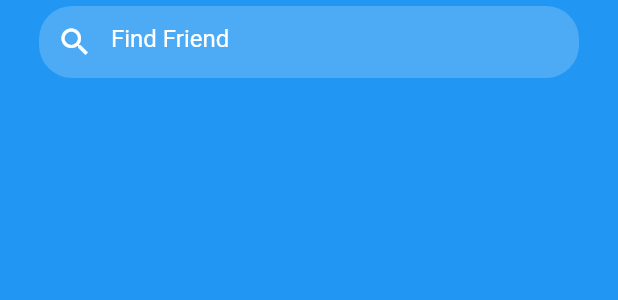
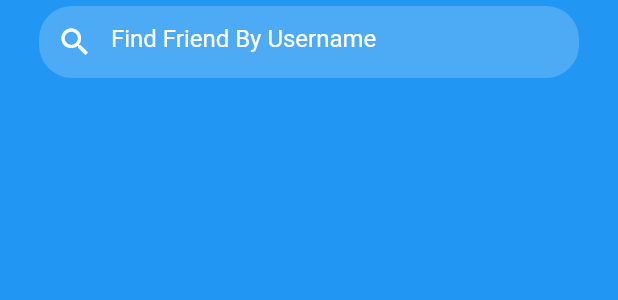
Before and after one commit to tedlasai/fast_swap, a Flutter app: the CustomSearchBar widget shown alone on an empty page, opened directly, on a phone screen of 412 x 824 dp. Shown: the top 300 px of the screen. Run offline on Flutter 3.47's test engine with Material 2 defaults, Android fonts, the phone set to English and light mode, and no system bars; our stand-ins replace bloc, cloud_firestore, equatable, firebase_auth, flutter_bloc, flutter_conditional_rendering and 3 more; missing offline and left inert: flutter_facebook_login; accounts and stored records are empty.

Commit message:
Got Search Working wiht List, also added usernameLowercase to model

```diff
--- a/lib/search_bloc/search_state.dart
+++ b/lib/search_bloc/search_state.dart
@@ -1,4 +1,5 @@
 import 'package:equatable/equatable.dart';
+import 'package:fastswap/usersLib/users_repository.dart';
 
 abstract class SearchState extends Equatable {
   const SearchState(this.hasQuery, this.query);
@@ -10,20 +11,27 @@ abstract class SearchState extends Equatable {
   List<Object> get props => [hasQuery, query];
 
   @override
-  String toString() =>
-      'SearchState { hasQuery: $hasQuery, displayName:$query }';
+  String toString() => 'SearchState { hasQuery: $hasQuery, query:$query }';
 }
 
 class Uninitialized extends SearchState {
   const Uninitialized() : super(false, '');
 }
 
-class HasSearchString extends SearchState {
-  const HasSearchString() : super(false, '');
+class HasSearchStringAndResults extends SearchState {
+  final List<User> usersMatched;
 
-  const HasSearchString.query(query) : super(true, query);
+  //final int numUsersMatched;
+
+  const HasSearchStringAndResults(this.usersMatched) : super(true, '');
+
+  const HasSearchStringAndResults.queryAndResults(query, this.usersMatched)
+      : super(true, query);
+
+  @override
+  String toString() => 'HasSearchStrings { hasQuery: $hasQuery, query:$query }';
 }
 
-class NoSearchString extends SearchState {
-  const NoSearchString() : super(false, '');
+class NoSearchStringAndNoResults extends SearchState {
+  const NoSearchStringAndNoResults() : super(false, '');
 }
--- a/lib/userGetData_bloc/bloc/userGetData_event.dart
+++ b/lib/userGetData_bloc/bloc/userGetData_event.dart
@@ -24,34 +24,38 @@ class UserGetDataStart extends UserGetDataEvent {
   List<Object> get props => [uid];
 }
 
-class UserGetDataUsernameChanged extends UserGetDataEvent {
+class UserGetDataChanged extends UserGetDataEvent {
   final String username;
+  final String whatsapp;
 
-  const UserGetDataUsernameChanged({@required this.username});
+  const UserGetDataChanged({this.username, this.whatsapp});
 
   @override
-  List<Object> get props => [username];
+  List<Object> get props => [username, whatsapp];
 
   @override
-  String toString() => 'UsernameChanged { username :$username }';
+  String toString() =>
+      'DataChanged { username :$username, whatsapp: $whatsapp }';
 }
 
 class UserGetDataSubmitted extends UserGetDataEvent {
   final String username;
+  final String whatsapp;
   final String displayName;
   final String uid;
 
   const UserGetDataSubmitted(
       {@required this.username,
       @required this.uid,
-      @required this.displayName});
+      @required this.displayName,
+      @required this.whatsapp});
 
   @override
-  List<Object> get props => [username, uid, displayName];
+  List<Object> get props => [username, whatsapp, uid, displayName];
 
   @override
   String toString() {
-    return 'Submitted { displayName: $displayName, username: $username, uid: $uid}';
+    return 'Submitted { displayName: $displayName, username: $username, uid: $uid, whatsapp: $whatsapp}';
   }
 }
 
--- a/lib/userGetData_bloc/bloc/userGetData_state.dart
+++ b/lib/userGetData_bloc/bloc/userGetData_state.dart
@@ -11,9 +11,11 @@ class UserGetDataState {
   final String userEmail;
   final String username;
   final String uid;
+  final String whatsapp;
+  final String isWhatsappValid;
 
   bool get isFormValid =>
-      isUsernameValid == "VALID" && isUsernameValid == "VALID";
+      isUsernameValid == "VALID" && isWhatsappValid == "VALID";
 
   String errorMessage() {
     if (isUsernameValid != "VALID") {
@@ -32,7 +34,9 @@ class UserGetDataState {
       this.isUsernameValid,
       this.userEmail,
       this.username,
-      this.uid});
+      this.uid,
+      this.whatsapp,
+      this.isWhatsappValid});
 
   factory UserGetDataState.empty() {
     return UserGetDataState(
@@ -46,9 +50,13 @@ class UserGetDataState {
   }
 
   UserGetDataState update(
-      {String isUsernameValid, String username, String uid}) {
+      {String isUsernameValid,
+      String isWhatsappValid,
+      String username,
+      String uid}) {
     return copyWith(
       isUsernameValid: isUsernameValid,
+      isWhatsappValid: isWhatsappValid,
       username: username,
       uid: uid,
       hasUserData: false,
@@ -72,6 +80,7 @@ class UserGetDataState {
   factory UserGetDataState.success() {
     return UserGetDataState(
       isUsernameValid: "VALID",
+      isWhatsappValid: "VALID",
       isSubmitting: false,
       hasUserData: true,
       hasLoadedUser: true,
@@ -83,6 +92,7 @@ class UserGetDataState {
   factory UserGetDataState.loadedUser() {
     return UserGetDataState(
       isUsernameValid: "VALID",
+      isWhatsappValid: "VALID",
       isSubmitting: false,
       hasUserData: false,
       hasLoadedUser: true,
@@ -94,6 +104,7 @@ class UserGetDataState {
   factory UserGetDataState.loading() {
     return UserGetDataState(
       isUsernameValid: "VALID",
+      isWhatsappValid: "VALID",
       isSubmitting: true,
       hasUserData: false,
       hasLoadedUser: true,
@@ -104,6 +115,8 @@ class UserGetDataState {
 
   UserGetDataState copyWith({
     String isUsernameValid,
+    String whatsapp,
+    String isWhatsappValid,
     String uid,
     String username,
     bool isSubmitEnabled,
@@ -117,6 +130,7 @@ class UserGetDataState {
       username: username ?? this.username,
       uid: uid ?? this.uid,
       isUsernameValid: isUsernameValid ?? this.isUsernameValid,
+      isWhatsappValid: isWhatsappValid ?? this.isWhatsappValid,
       isSubmitting: isSubmitting ?? this.isSubmitting,
       hasUserData: hasUserData ?? this.hasUserData,
       hasLoadedUser: hasLoadedUser ?? this.hasLoadedUser,
@@ -131,6 +145,7 @@ class UserGetDataState {
       hasUserData: $hasUserData,
       hasLoadedUser: $hasLoadedUser,
       isUsernameValid: $isUsernameValid,
+      isWhatsappValid: $isWhatsappValid,
       isSubmitting: $isSubmitting,
       isSuccess: $isSuccess,
       isFailure: $isFailure
--- a/lib/usersLib/src/entities/user_entity.dart
+++ b/lib/usersLib/src/entities/user_entity.dart
@@ -16,6 +16,7 @@ class UserEntity extends Equatable {
   final String snapchat;
   final String uid;
   final String username;
+  final String usernameLowercase;
   final List<String> usernameSearchTerms;
   final String whatsapp;
 
@@ -27,6 +28,7 @@ class UserEntity extends Equatable {
       String snapchat,
       @required String uid,
       String username,
+      String usernameLowercase,
       List<String> usernameSearchTerms,
       String whatsapp})
       : displayName = displayName ?? "",
@@ -36,7 +38,8 @@ class UserEntity extends Equatable {
         snapchat = snapchat ?? "",
         uid = uid,
         username = username ?? "",
-        usernameSearchTerms = usernameSearchTerms ?? setSearchParam(username),
+        usernameLowercase = toLower(username),
+        usernameSearchTerms = setSearchParam(usernameLowercase),
         whatsapp = whatsapp ?? "";
 
   Map<String, Object> toJson() {
@@ -48,6 +51,7 @@ class UserEntity extends Equatable {
       "snapchat": snapchat,
       "uid": uid,
       "username": username,
+      "usernameLowercase": usernameLowercase,
       "usernameSearchTerms": usernameSearchTerms,
       "whatsapp": whatsapp,
     };
@@ -62,13 +66,14 @@ class UserEntity extends Equatable {
         snapchat,
         uid,
         username,
+        usernameLowercase,
         usernameSearchTerms,
         whatsapp
       ];
 
   @override
   String toString() {
-    return 'UserEntity {  displayName: $displayName email: $email, instagram: $instagram, phoneNumber: $phoneNumber, snapchat: $snapchat,   uid: $uid , username: $username, usernameSearchTerms: $usernameSearchTerms, whatsapp: $whatsapp,}';
+    return 'UserEntity {  displayName: $displayName email: $email, instagram: $instagram, phoneNumber: $phoneNumber, snapchat: $snapchat,   uid: $uid , username: $username, usernameLowercase: $usernameLowercase, usernameSearchTerms: $usernameSearchTerms, whatsapp: $whatsapp,}';
   }
 
   static UserEntity fromJson(Map<String, Object> json) {
@@ -80,6 +85,7 @@ class UserEntity extends Equatable {
       snapchat: json["snapchat"] as String,
       uid: json["uid"] as String,
       username: json["username"] as String,
+      usernameLowercase: json["usernameLowercase"] as String,
       usernameSearchTerms: json["usernameSearchTerms"] as List<String>,
       whatsapp: json["whatsapp"] as String,
     );
@@ -97,6 +103,7 @@ class UserEntity extends Equatable {
       snapchat: snap.data['snapchat'],
       uid: snap.documentID,
       username: snap.data['username'],
+      usernameLowercase: snap.data['usernameLowercase'],
       usernameSearchTerms: usernameSearchTermsString,
       whatsapp: snap.data['whatsapp'],
     );
@@ -110,6 +117,7 @@ class UserEntity extends Equatable {
       "phoneNumber": phoneNumber,
       "snapchat": snapchat,
       "username": username,
+      "usernameLowercase": usernameLowercase,
       "usernameSearchTerms": usernameSearchTerms,
       "whatsapp": whatsapp,
     };
--- a/lib/usersLib/src/helpers.dart
+++ b/lib/usersLib/src/helpers.dart
@@ -11,3 +11,11 @@ List<String> setSearchParam(String username) {
     return null;
   }
 }
+
+String toLower(String username) {
+  if (username != null) {
+    return username.toLowerCase();
+  } else {
+    return null;
+  }
+}
--- a/lib/usersLib/src/models/user.dart
+++ b/lib/usersLib/src/models/user.dart
@@ -11,6 +11,7 @@ class User {
   final String snapchat;
   final String uid;
   final String username;
+  final String usernameLowercase;
   final List<String> usernameSearchTerms;
   final String whatsapp;
 
@@ -23,6 +24,7 @@ class User {
       @required String uid,
       String username,
       List<String> usernameSearchTerms,
+      String usernameLowercase,
       String whatsapp})
       : displayName = displayName ?? "",
         email = email ?? "",
@@ -31,7 +33,8 @@ class User {
         snapchat = snapchat ?? "",
         uid = uid,
         username = username ?? "",
-        usernameSearchTerms = usernameSearchTerms ?? setSearchParam(username),
+        usernameLowercase = toLower(username),
+        usernameSearchTerms = setSearchParam(usernameLowercase),
         whatsapp = whatsapp ?? "";
 
   User copyWith(
@@ -42,6 +45,7 @@ class User {
       String snapchat,
       String uid,
       String username,
+      String usernameLowercase,
       List<String> usernameSearchTerms,
       String whatsapp}) {
     return User(
@@ -52,6 +56,7 @@ class User {
         snapchat: snapchat ?? this.snapchat,
         uid: uid ?? this.uid,
         username: username ?? this.username,
+        usernameLowercase: usernameLowercase ?? this.usernameLowercase,
         usernameSearchTerms: usernameSearchTerms ?? this.usernameSearchTerms,
         whatsapp: whatsapp ?? this.whatsapp);
   }
@@ -65,6 +70,7 @@ class User {
       snapchat.hashCode ^
       uid.hashCode ^
       username.hashCode ^
+      usernameLowercase.hashCode ^
       usernameSearchTerms.hashCode ^
       whatsapp.hashCode;
 
@@ -84,7 +90,7 @@ class User {
 
   @override
   String toString() {
-    return 'User{displayName: $displayName, email: $email, instagram: $instagram, phoneNumber: $phoneNumber, snapchat: $snapchat,   uid: $uid , username: $username, usernameSearchTerms: $usernameSearchTerms, whatsapp: $whatsapp,}';
+    return 'User{displayName: $displayName, email: $email, instagram: $instagram, phoneNumber: $phoneNumber, snapchat: $snapchat,   uid: $uid , username: $username, usernameLowercase: $usernameLowercase, usernameSearchTerms: $usernameSearchTerms, whatsapp: $whatsapp,}';
   }
 
   UserEntity toEntity() {
@@ -96,6 +102,7 @@ class User {
         snapchat: snapchat,
         uid: uid,
         username: username,
+        usernameLowercase: usernameLowercase,
         usernameSearchTerms: usernameSearchTerms,
         whatsapp: whatsapp);
   }
@@ -109,6 +116,7 @@ class User {
         snapchat: entity.snapchat,
         uid: entity.uid,
         username: entity.username,
+        usernameLowercase: entity.usernameLowercase,
         usernameSearchTerms: entity.usernameSearchTerms,
         whatsapp: entity.whatsapp);
   }
--- a/lib/validators.dart
+++ b/lib/validators.dart
@@ -34,6 +34,21 @@ class Validators {
       return "VALID";
   }
 
+  static isValidWhatsapp(String username) {
+    if (!_usernameStartUnderscoreCharRegExp.hasMatch(username)) {
+      return "Username can't start with special character.";
+    } else if (_usernameEndingChar(username)) {
+      return "Username can't end with special character.";
+    } else if (_username2AdjacentSpecialCharsRegExp(username)) {
+      return "Username can't have 2 adjacent underscores.";
+    } else if (!_usernameAlphanumericRegExp.hasMatch(username)) {
+      return "Username can have letters, numbers, underscores.";
+    } else if (!_usernameLengthCheckRegExp.hasMatch(username)) {
+      return "Username Length must be 8-20 characters.";
+    } else
+      return "VALID";
+  }
+
   static isValidPassword(String password) {
     return _passwordRegExp.hasMatch(password);
   }
--- a/lib/widgets/customSearchBar_widget.dart
+++ b/lib/widgets/customSearchBar_widget.dart
@@ -18,14 +18,14 @@ class _CustomSearchBarState extends State<CustomSearchBar> {
   // Create a text controller. Later, use it to retrieve the
   // current value of the TextField.
   final queryController = TextEditingController();
+
   bool textEmpty;
 
   @override
   void initState() {
     super.initState();
     textEmpty = true;
-    queryController.addListener(_printLatestValue);
-    queryController.addListener(_checkIfTextEmpty);
+    queryController.addListener(_updateQuery);
   }
 
   @override
@@ -55,7 +55,7 @@ class _CustomSearchBarState extends State<CustomSearchBar> {
                             controller: queryController,
                             decoration: InputDecoration(
                               border: InputBorder.none,
-                              hintText: "Find Friend",
+                              hintText: "Find Friend By Username",
                               hintStyle: TextStyle(color: Colors.white),
                               prefixIcon:
                                   Icon(Icons.search, color: Colors.white),
@@ -71,8 +71,11 @@ class _CustomSearchBarState extends State<CustomSearchBar> {
     });
   }
 
-  _checkIfTextEmpty() {
+  _updateQuery() {
+    print("TWICE");
     textEmpty = queryController.text == "";
+    BlocProvider.of<SearchBloc>(context)
+        .add(SearchUpdated(query: queryController.text));
   }
 
   _clearQueryController() {
@@ -80,13 +83,7 @@ class _CustomSearchBarState extends State<CustomSearchBar> {
     //queryController.text = "";
     //filterNod
     FocusScope.of(context).requestFocus(FocusNode()); //hide keyboard
-    WidgetsBinding.instance
-        .addPostFrameCallback((_) => queryController.clear());
+    queryController.clear();
     //FocusScope.of(context).requestFocus(FocusNode());
   }
-
-  _printLatestValue() {
-    BlocProvider.of<SearchBloc>(context)
-        .add(SearchUpdated(query: queryController.text));
-  }
 }
--- a/pubspec.yaml
+++ b/pubspec.yaml
@@ -20,6 +20,7 @@ dependencies:
   flutter:
     sdk: flutter
   cloud_firestore: ^0.13.4+2
+  flutter_conditional_rendering: 1.1.1
   flutter_facebook_login: ^3.0.0
   google_sign_in: ^4.1.4
   firebase_auth: ^0.15.5+2
```
Also changed, not shown: lib/search_bloc/search_bloc.dart (+10 -4 lines), lib/tab/tab_selector.dart (+24 -10 lines), lib/userGetData_bloc/bloc/userGetData_bloc.dart (+11 -7 lines), lib/userGetData_bloc/userGetData_form.dart (+27 -4 lines), lib/widgets/home_widget.dart (+79 -6 lines).
